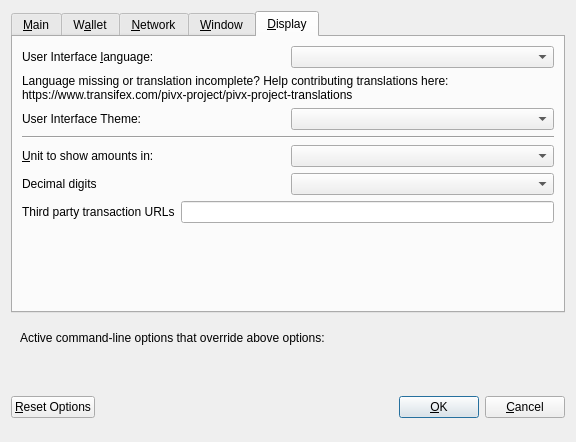
Old version of the form src/qt/forms/optionsdialog.ui in the repository RapidsOfficial/Rapids.
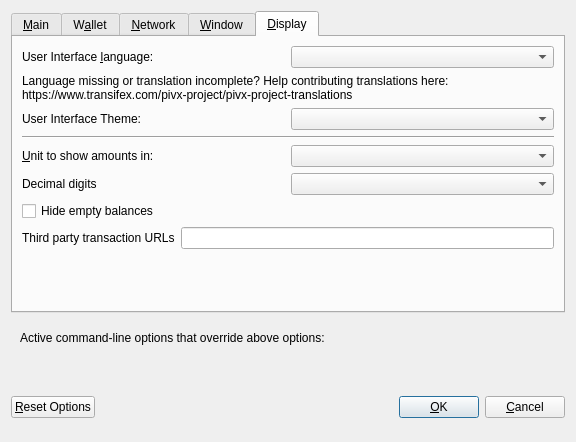
New version of the form. The open tabs and pages were chosen to show the change. Custom widgets are drawn as their Qt base class.

What changed in the file:
```diff
--- a/src/qt/forms/optionsdialog.ui
+++ b/src/qt/forms/optionsdialog.ui
@@ -579,6 +579,19 @@
          </item>
         </layout>
        </item>
+       <item>
+        <widget class="QCheckBox" name="checkBoxHideZeroBalances">
+         <property name="toolTip">
+          <string>Hide empty balances</string>
+         </property>
+         <property name="layoutDirection">
+          <enum>Qt::LeftToRight</enum>
+         </property>
+         <property name="text">
+          <string>Hide empty balances</string>
+         </property>
+        </widget>
+       </item>
        <item>
         <layout class="QHBoxLayout" name="horizontalLayout_3_Display">
          <item>
```
